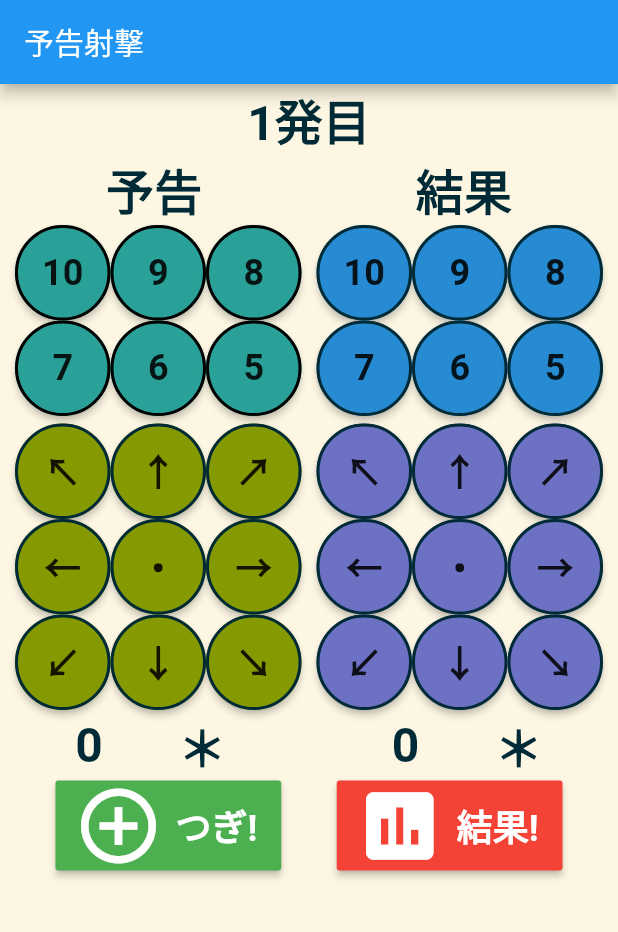
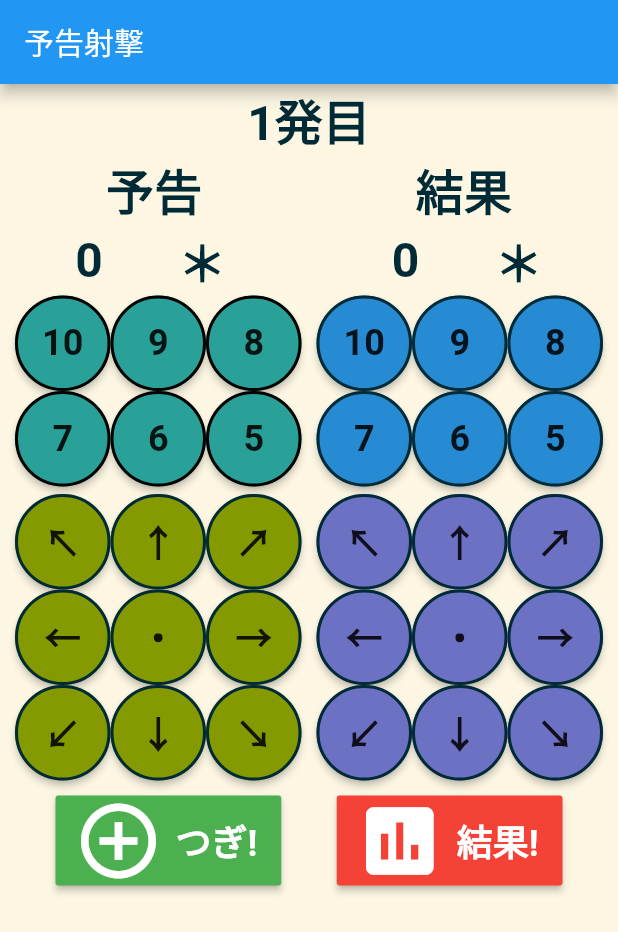
Before and after one commit to s-ariga/shoot_practice, a Flutter app: the screen it shows after launch, on a phone screen of 412 x 824 dp. Shown: the top 932 px of the screen. Run offline on Flutter 3.47's test engine with Material 2 defaults, Android fonts, the phone set to English and light mode, and no system bars; Roboto replaces fonts that are missing (Genshin Gothic).

Commit message:
表示修正

```diff
--- a/lib/main.dart
+++ b/lib/main.dart
@@ -95,6 +95,35 @@ class _ShootHomeState extends State<ShootHome> {
                           color: const Color(0xFF002b36))),
                 ]),
             Row(
+                mainAxisAlignment: MainAxisAlignment.spaceEvenly,
+                children: <Widget>[
+                  Text('$_scorePredict',
+                      style: TextStyle(
+                          fontSize: 32.0,
+                          fontWeight: FontWeight.w600,
+                          color: const Color(0xFF002b36))),
+                  Text(_dirPredict,
+                      style: TextStyle(
+                          fontSize: 32.0,
+                          fontWeight: FontWeight.w600,
+                          color: const Color(0xFF002b36))),
+                  SizedBox(width: 10),
+                  Text('$_scoreActual',
+                      style: TextStyle(
+                          fontSize: 32.0,
+                          fontWeight: FontWeight.w600,
+                          color: this._scoreHit
+                              ? Color(0xFFcb4b16)
+                              : Color(0xFF002b36))),
+                  Text(_dirActual,
+                      style: TextStyle(
+                          fontSize: 32.0,
+                          fontWeight: FontWeight.w600,
+                          color: this._dirHit
+                              ? Color(0xffcb4b16)
+                              : Color(0xFF002b36))),
+                ]),
+            Row(
               //mainAxisAlignment: MainAxisAlignment.spaceEvenly,
               children: <Widget>[
                 SizedBox(width: 10),
@@ -115,31 +144,7 @@ class _ShootHomeState extends State<ShootHome> {
                 SizedBox(width: 10),
               ],
             ),
-            Row(
-                mainAxisAlignment: MainAxisAlignment.spaceEvenly,
-                children: <Widget>[
-                  Text('$_scorePredict',
-                      style: TextStyle(
-                          fontSize: 32.0,
-                          fontWeight: FontWeight.w600,
-                          color: const Color(0xFF002b36))),
-                  Text(_dirPredict,
-                      style: TextStyle(
-                          fontSize: 32.0,
-                          fontWeight: FontWeight.w600,
-                          color: const Color(0xFF002b36))),
-                  SizedBox(width: 10),
-                  Text('$_scoreActual',
-                      style: TextStyle(
-                          fontSize: 32.0,
-                          fontWeight: FontWeight.w600,
-                          color: this._scoreHit ? Color(0xFFcb4b16) : Color(0xFF002b36))),
-                  Text(_dirActual,
-                      style: TextStyle(
-                          fontSize: 32.0,
-                          fontWeight: FontWeight.w600,
-                          color: this._dirHit ? Color(0xffcb4b16) : Color(0xFF002b36))),
-                ]),
+            SizedBox(height:10),
             Row(
               mainAxisAlignment: MainAxisAlignment.spaceEvenly,
               children: <Widget>[
@@ -312,7 +317,9 @@ class _ShootHomeState extends State<ShootHome> {
       onPressed: () {
         setState(() {
           _scoreActual = sc;
-          if(_scoreActual == _scorePredict) {_scoreHit = true;}
+          if (_scoreActual == _scorePredict) {
+            _scoreHit = true;
+          }
         });
       },
     );
@@ -353,7 +360,9 @@ class _ShootHomeState extends State<ShootHome> {
       onPressed: () {
         setState(() {
           _dirActual = dir;
-          if(_dirActual == _dirPredict) {_dirHit = true;}
+          if (_dirActual == _dirPredict) {
+            _dirHit = true;
+          }
         });
       },
     );
```
